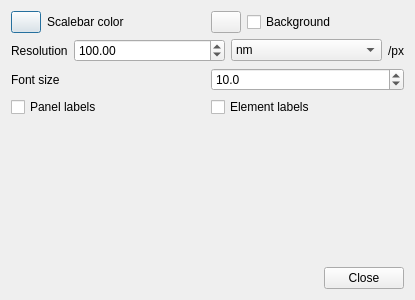
Old version of the form exhale/resources/imagedialog.ui in the repository ctroein/exhale.
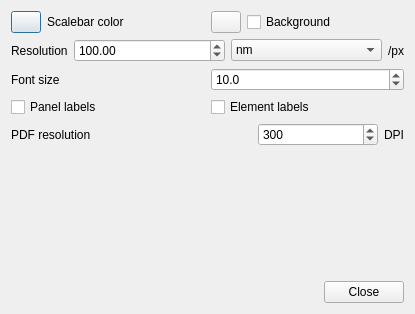
New version of the form. Custom widgets are drawn as their Qt base class.

Patch:
```diff
--- a/exhale/resources/imagedialog.ui
+++ b/exhale/resources/imagedialog.ui
@@ -7,7 +7,7 @@
     <x>0</x>
     <y>0</y>
     <width>415</width>
-    <height>300</height>
+    <height>314</height>
    </rect>
   </property>
   <property name="windowTitle">
@@ -200,6 +200,37 @@
      </item>
     </layout>
    </item>
+   <item>
+    <layout class="QHBoxLayout" name="horizontalLayout_3" stretch="2,1,0">
+     <item>
+      <widget class="QLabel" name="label_3">
+       <property name="text">
+        <string>PDF resolution</string>
+       </property>
+      </widget>
+     </item>
+     <item>
+      <widget class="QSpinBox" name="composeDPI">
+       <property name="minimum">
+        <number>1</number>
+       </property>
+       <property name="maximum">
+        <number>1200</number>
+       </property>
+       <property name="value">
+        <number>300</number>
+       </property>
+      </widget>
+     </item>
+     <item>
+      <widget class="QLabel" name="label_4">
+       <property name="text">
+        <string>DPI</string>
+       </property>
+      </widget>
+     </item>
+    </layout>
+   </item>
    <item>
     <spacer name="verticalSpacer">
      <property name="orientation">
```
